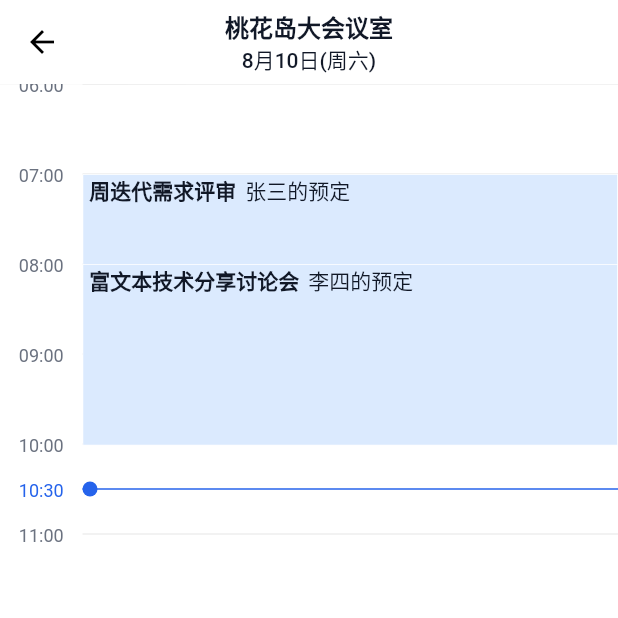
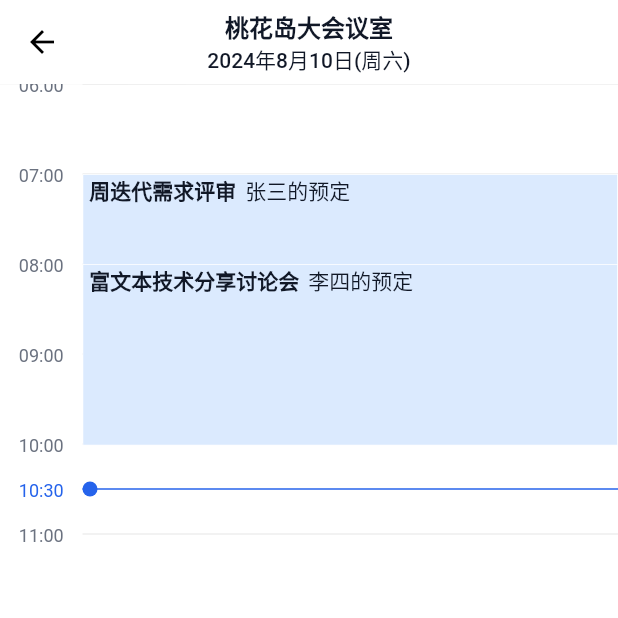
Before and after one commit to kongpf8848/flutter_schedule_view, a Flutter app: the DynamicDayView screen opened by its route, on a phone screen of 412 x 824 dp, the top half of it. Run offline on Flutter 3.47's test engine with Material 3 defaults, Android fonts, the phone set to English and light mode, and no system bars.

Commit message:
update code

```diff
--- a/example/lib/pages/dynamic_day_view.dart
+++ b/example/lib/pages/dynamic_day_view.dart
@@ -75,7 +75,7 @@ class _DynamicDayViewState extends State<DynamicDayView> {
             ),
           ),
           Text(
-            "${DateFormat('M月d日(E)').format(DateTime.now())}",
+            "${DateFormat('yyyy年M月d日(E)').format(DateTime.now())}",
             textAlign: TextAlign.center,
             style: TextStyle(
               color: Theme.of(context).twColors.primaryTextColor,
```
